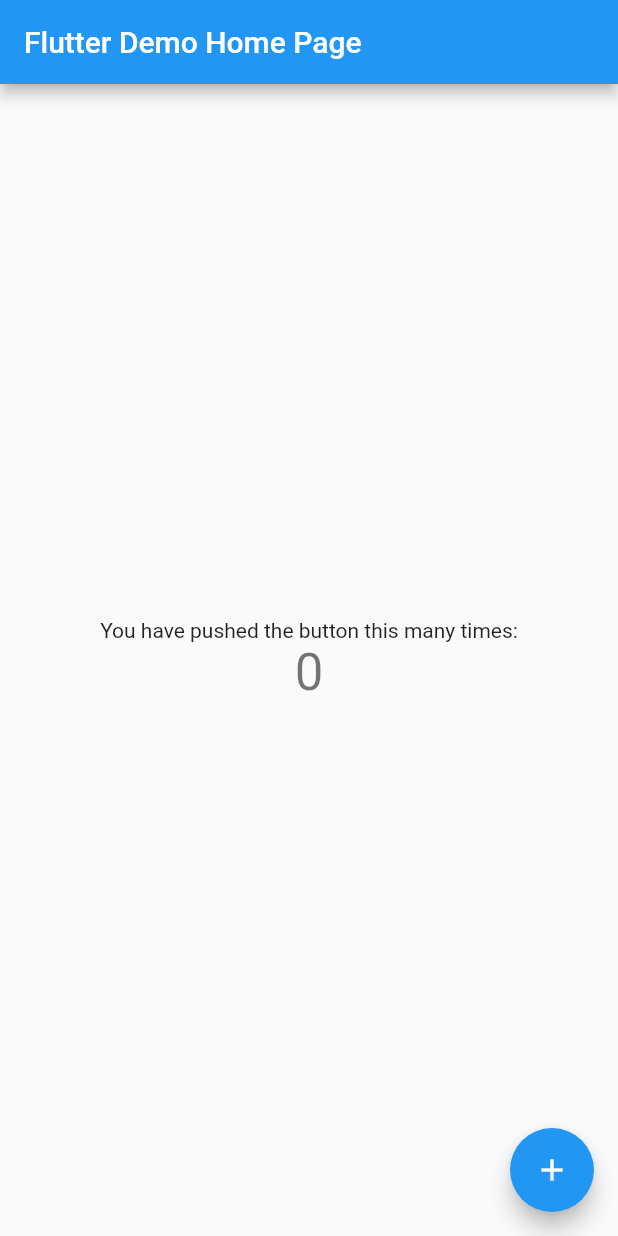
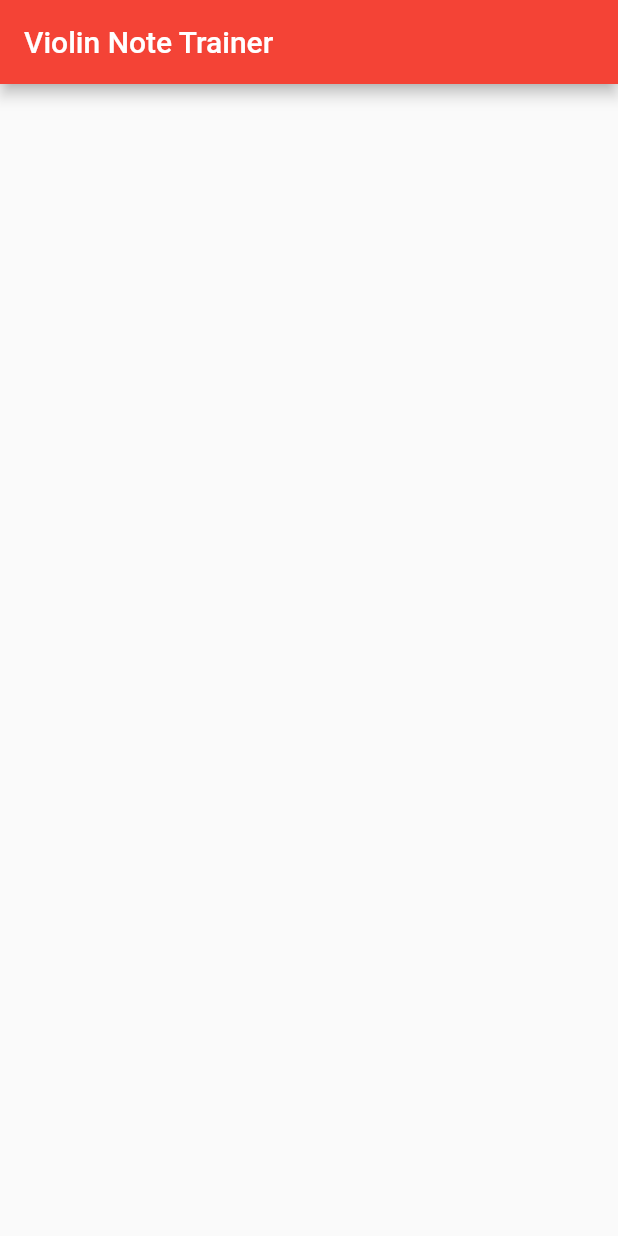
Before and after one commit to rahobbs/violin_notes_trainer, a Flutter app: the screen it shows after launch, on a phone screen of 412 x 824 dp. Run offline on Flutter 3.47's test engine with Material 2 defaults, Android fonts, the phone set to English and light mode, and no system bars.

```diff
--- a/lib/main.dart
+++ b/lib/main.dart
@@ -9,33 +9,15 @@ class MyApp extends StatelessWidget {
     return MaterialApp(
       title: 'Flutter Demo',
       theme: ThemeData(
-        // This is the theme of your application.
-        //
-        // Try running your application with "flutter run". You'll see the
-        // application has a blue toolbar. Then, without quitting the app, try
-        // changing the primarySwatch below to Colors.green and then invoke
-        // "hot reload" (press "r" in the console where you ran "flutter run",
-        // or simply save your changes to "hot reload" in a Flutter IDE).
-        // Notice that the counter didn't reset back to zero; the application
-        // is not restarted.
-        primarySwatch: Colors.blue,
+        primarySwatch: Colors.red,
       ),
-      home: MyHomePage(title: 'Flutter Demo Home Page'),
+      home: MyHomePage(title: 'Violin Note Trainer'),
     );
   }
 }
 
 class MyHomePage extends StatefulWidget {
   MyHomePage({Key key, this.title}) : super(key: key);
-
-  // This widget is the home page of your application. It is stateful, meaning
-  // that it has a State object (defined below) that contains fields that affect
-  // how it looks.
-
-  // This class is the configuration for the state. It holds the values (in this
-  // case the title) provided by the parent (in this case the App widget) and
-  // used by the build method of the State. Fields in a Widget subclass are
-  // always marked "final".
 
   final String title;
 
@@ -44,27 +26,8 @@ class MyHomePage extends StatefulWidget {
 }
 
 class _MyHomePageState extends State<MyHomePage> {
-  int _counter = 0;
-
-  void _incrementCounter() {
-    setState(() {
-      // This call to setState tells the Flutter framework that something has
-      // changed in this State, which causes it to rerun the build method below
-      // so that the display can reflect the updated values. If we changed
-      // _counter without calling setState(), then the build method would not be
-      // called again, and so nothing would appear to happen.
-      _counter++;
-    });
-  }
-
   @override
   Widget build(BuildContext context) {
-    // This method is rerun every time setState is called, for instance as done
-    // by the _incrementCounter method above.
-    //
-    // The Flutter framework has been optimized to make rerunning build methods
-    // fast, so that you can just rebuild anything that needs updating rather
-    // than having to individually change instances of widgets.
     return Scaffold(
       appBar: AppBar(
         // Here we take the value from the MyHomePage object that was created by
@@ -72,40 +35,11 @@ class _MyHomePageState extends State<MyHomePage> {
         title: Text(widget.title),
       ),
       body: Center(
-        // Center is a layout widget. It takes a single child and positions it
-        // in the middle of the parent.
         child: Column(
-          // Column is also a layout widget. It takes a list of children and
-          // arranges them vertically. By default, it sizes itself to fit its
-          // children horizontally, and tries to be as tall as its parent.
-          //
-          // Invoke "debug painting" (press "p" in the console, choose the
-          // "Toggle Debug Paint" action from the Flutter Inspector in Android
-          // Studio, or the "Toggle Debug Paint" command in Visual Studio Code)
-          // to see the wireframe for each widget.
-          //
-          // Column has various properties to control how it sizes itself and
-          // how it positions its children. Here we use mainAxisAlignment to
-          // center the children vertically; the main axis here is the vertical
-          // axis because Columns are vertical (the cross axis would be
-          // horizontal).
           mainAxisAlignment: MainAxisAlignment.center,
-          children: <Widget>[
-            Text(
-              'You have pushed the button this many times:',
-            ),
-            Text(
-              '$_counter',
-              style: Theme.of(context).textTheme.display1,
-            ),
-          ],
+          children: <Widget>[],
         ),
       ),
-      floatingActionButton: FloatingActionButton(
-        onPressed: _incrementCounter,
-        tooltip: 'Increment',
-        child: Icon(Icons.add),
-      ), // This trailing comma makes auto-formatting nicer for build methods.
     );
   }
 }
```
Also changed, not shown: 51 other files.
